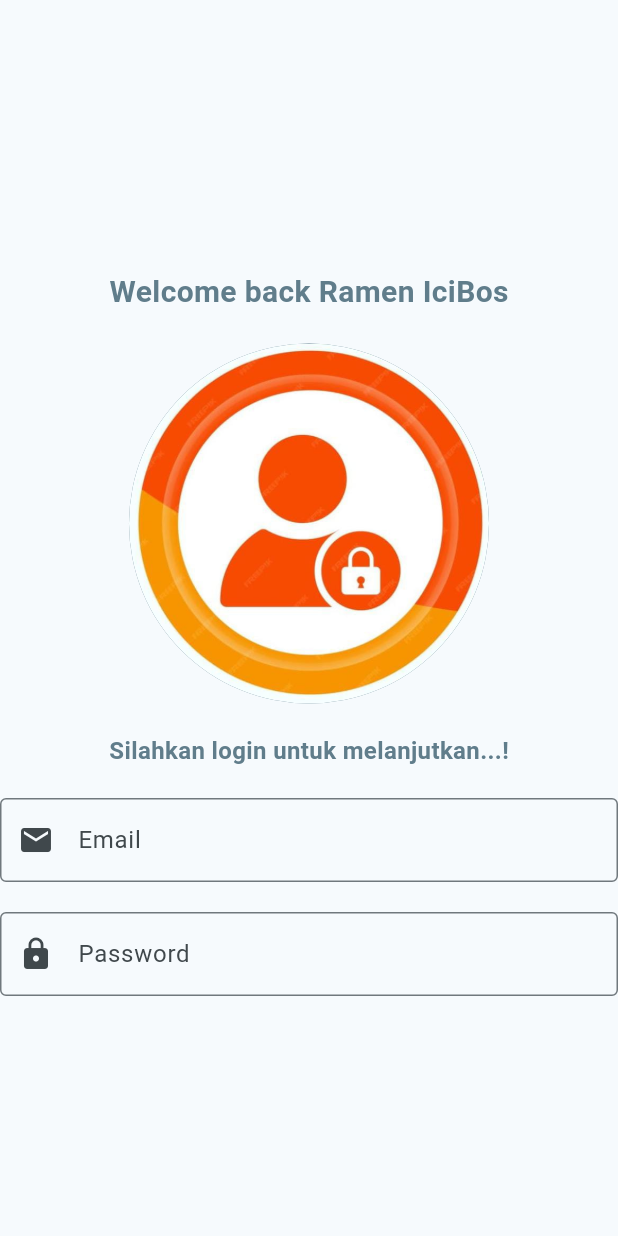
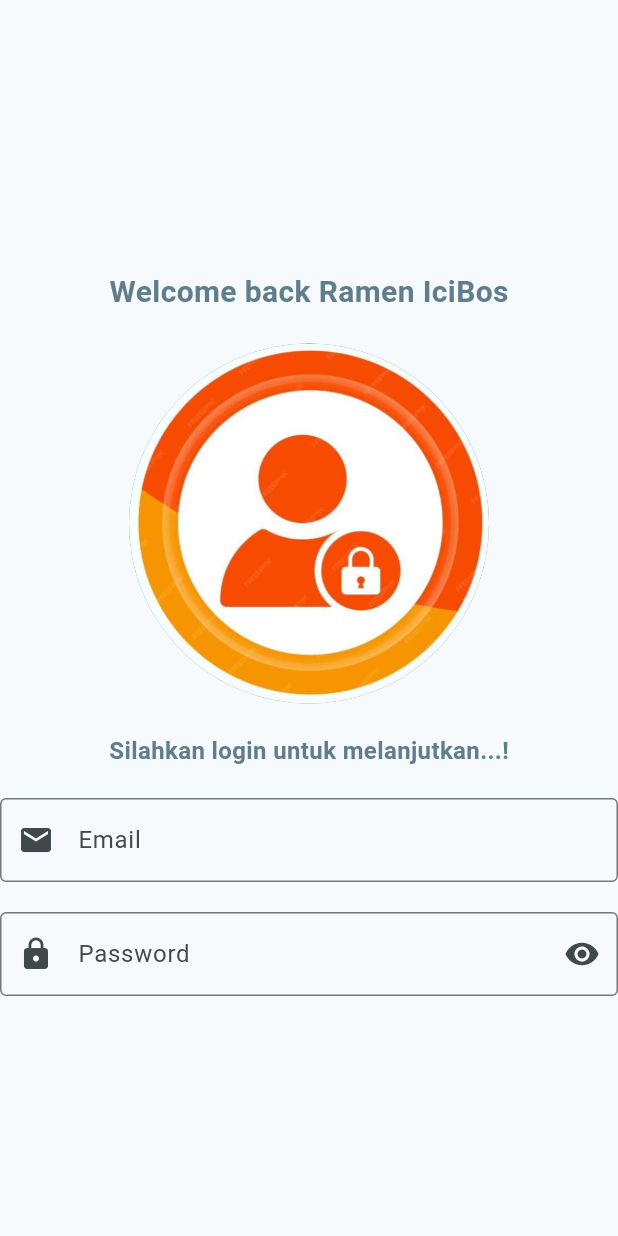
Before and after one commit to Muhammad-ArifinDev/muuhammadarifin_1123150053_uts, a Flutter app: the MyLogin screen opened directly, on a phone screen of 412 x 824 dp. Run offline on Flutter 3.47's test engine with Material 3 defaults, Android fonts, the phone set to English and light mode, and no system bars.

Commit message:
membuat icon mata sufft icon untuk membuat icon mata di sebelah kanan untuk buka tutup password

```diff
--- a/lib/login.dart
+++ b/lib/login.dart
@@ -64,6 +64,10 @@ class MyLogin extends StatelessWidget {
               prefixIcon: Icon(Icons.lock),
               labelText: 'Password',
               hintText: 'Masukkan Password Anda',
+              suffixIcon: IconButton(
+                icon: Icon(Icons.visibility),
+                onPressed: () {},
+              ),
             ),
           ),
         ],
```
